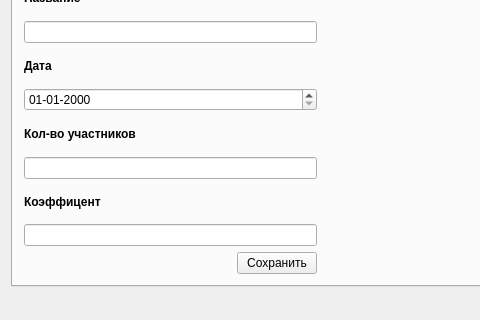
This is profcom_cards/profkom.ui in egornevezhin/profcom_cards as Qt 5 draws it before an edit; both pictures show x 0 to 480 and y 112 to 432 of the 634 by 432 pixel window. The edited form follows.
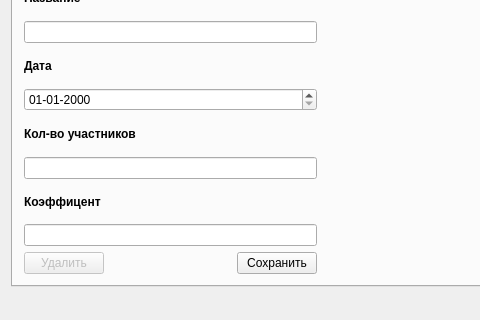
This is the edited form.

Patch:
```diff
--- a/profcom_cards/profkom.ui
+++ b/profcom_cards/profkom.ui
@@ -318,6 +318,16 @@
           </item>
           <item>
            <layout class="QHBoxLayout" name="horizontalLayout_4">
+            <item>
+             <widget class="QPushButton" name="buttonDelteEvent">
+              <property name="enabled">
+               <bool>false</bool>
+              </property>
+              <property name="text">
+               <string>Удалить</string>
+              </property>
+             </widget>
+            </item>
             <item>
              <spacer name="horizontalSpacer_3">
               <property name="orientation">
```
